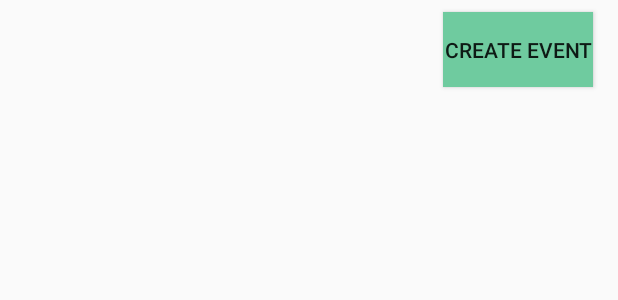
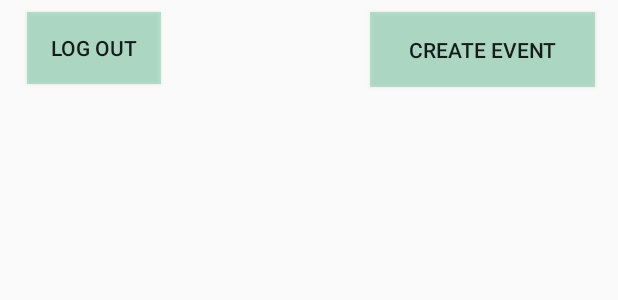
Before and after one commit to calzoom/MDBSocials, an Android app: the layout activity_feed.xml on its own in the app's theme, with its tools: preview values and no code run, on a phone screen of 412 x 824 dp. Shown: the top 300 px of the screen. Run offline under Robolectric (Android 15) with nearby library versions, the phone set to English and light mode, and no system bars.

Commit message:
Loggin On and Off

```diff
--- a/app/src/main/res/layout/activity_feed.xml
+++ b/app/src/main/res/layout/activity_feed.xml
@@ -21,7 +21,7 @@
     <Button
         android:id="@+id/createEventButton"
         style="@android:style/Widget.Material.Button.Toggle"
-        android:layout_width="100dp"
+        android:layout_width="150dp"
         android:layout_height="50dp"
         android:layout_marginBottom="8dp"
         android:layout_marginEnd="8dp"
@@ -36,4 +36,21 @@
         app:layout_constraintTop_toTopOf="parent"
         app:layout_constraintVertical_bias="0.0" />
 
+    <Button
+        android:id="@+id/button2"
+        android:layout_width="89dp"
+        android:layout_height="48dp"
+        android:layout_marginBottom="8dp"
+        android:layout_marginEnd="8dp"
+        android:layout_marginStart="8dp"
+        android:layout_marginTop="8dp"
+        android:background="@color/colorAccent"
+        android:text="Log Out"
+        app:layout_constraintBottom_toTopOf="@+id/recyclerView"
+        app:layout_constraintEnd_toStartOf="@+id/createEventButton"
+        app:layout_constraintHorizontal_bias="0.069"
+        app:layout_constraintStart_toStartOf="parent"
+        app:layout_constraintTop_toTopOf="parent"
+        app:layout_constraintVertical_bias="0.0" />
+
 </android.support.constraint.ConstraintLayout>
--- a/app/src/main/res/values/colors.xml
+++ b/app/src/main/res/values/colors.xml
@@ -2,7 +2,7 @@
 <resources>
     <color name="colorPrimary">#666547</color>
 <color name="colorPrimaryDark">#fb2e01</color>
-<color name="colorAccent">#6fcb9f</color>
+<color name="colorAccent">#7a6fcb9f</color>
 <color name="color2">#ffe28a</color>
 <color name="color3">#fffeb3</color>
 <color name="black">#000</color>
```
Also changed, not shown: app/src/main/java/com/example/japjot/mdbsocials/FeedActivity.java (+12 -0 lines), app/src/main/java/com/example/japjot/mdbsocials/Login.java (+13 -0 lines).
